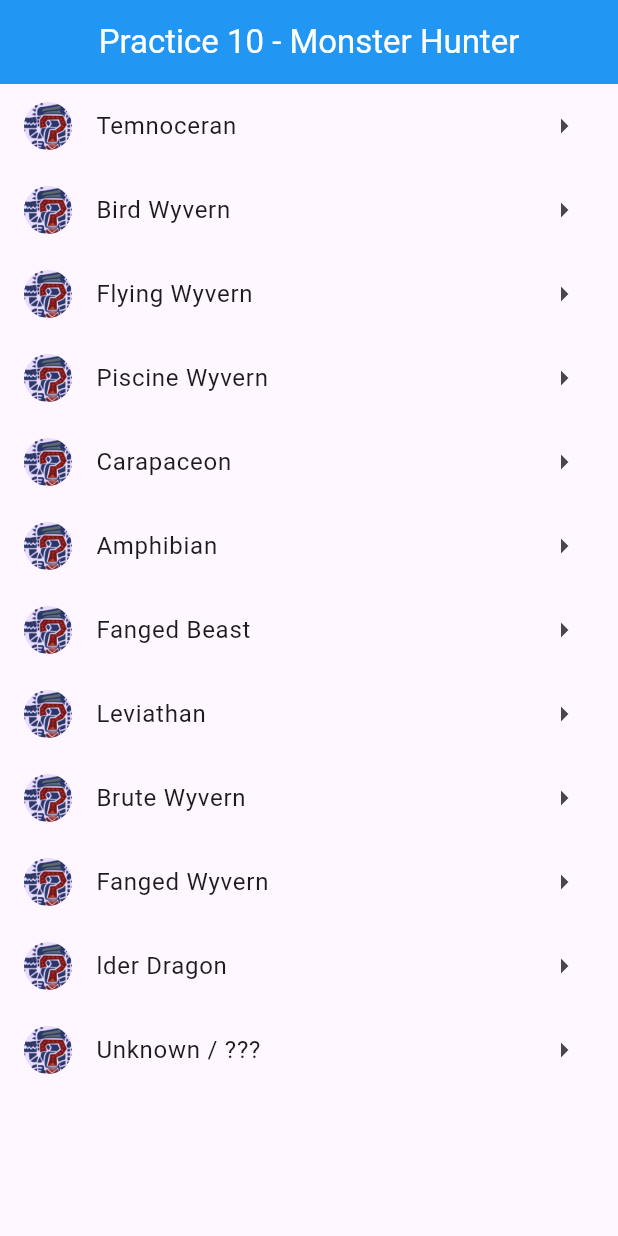
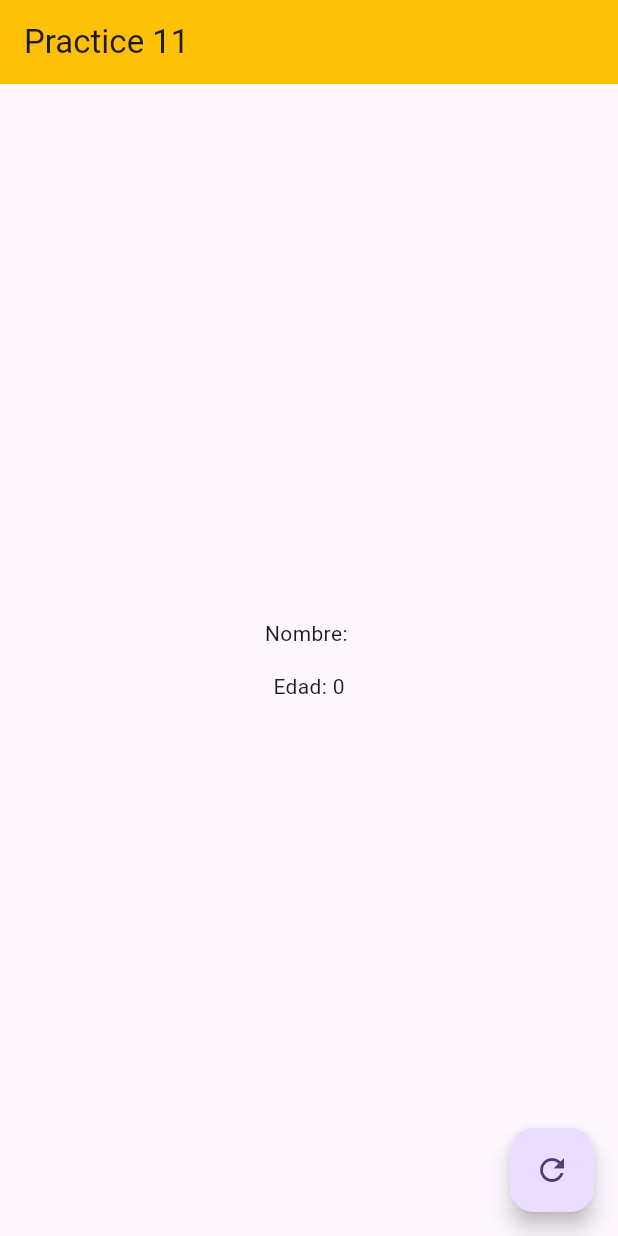
Before and after one commit to BlueMadnessVG/Flutter_CN, a Flutter app: the screen it shows after launch, on a phone screen of 412 x 824 dp. Run offline on Flutter 3.47's test engine with Material 2 defaults, Android fonts, the phone set to English and light mode, and no system bars; our stand-ins replace shared_preferences; missing offline and left inert: dart:ffi.

Commit message:
practice 11

```diff
--- a/lib/main.dart
+++ b/lib/main.dart
@@ -1,5 +1,5 @@
 import 'package:flutter/material.dart';
-import 'package:flutter_application_1/src/list_page.dart';
+import 'package:flutter_application_1/src/shared_page.dart';
 
 void main() {
   runApp(const MyApp());
@@ -32,8 +32,8 @@ class MyApp extends StatelessWidget {
         useMaterial3: true,
       ),
       debugShowCheckedModeBanner: false,
-      title: 'Practice 10',
-      home: ListPage(),
+      title: 'Practice 11',
+      home: SharedPage(),
     );
   }
 }
--- a/lib/src/list_page.dart
+++ /dev/null
@@ -1,46 +0,0 @@
-import 'package:flutter/material.dart';
-
-class ListPage extends StatelessWidget {
-  final List<String> _classMonster = [
-    'Temnoceran',
-    'Bird Wyvern',
-    'Flying Wyvern',
-    'Piscine Wyvern',
-    'Carapaceon',
-    'Amphibian',
-    'Fanged Beast',
-    'Leviathan',
-    'Brute Wyvern',
-    'Fanged Wyvern',
-    'lder Dragon',
-    'Unknown / ???'
-  ];
-
-  @override
-  Widget build(BuildContext context) {
-    return Scaffold(
-      appBar: AppBar(
-        title: Text(
-          'Practice 10 - Monster Hunter',
-          style: TextStyle(color: Colors.white),
-        ),
-        centerTitle: true,
-        backgroundColor: Colors.blue,
-      ),
-      body: ListView.builder(
-        itemCount: _classMonster.length,
-        itemBuilder: (BuildContext context, int index) {
-          return ListTile(
-            onTap: () {},
-            title: Text('${_classMonster[index]}'),
-            leading: CircleAvatar(
-              radius: 16.0,
-              backgroundImage: AssetImage('assets/img/pngaaa.com-6740592.png'),
-            ),
-            trailing: Icon(Icons.arrow_right),
-          );
-        },
-      ),
-    );
-  }
-}
--- /dev/null
+++ b/lib/src/shared_page.dart
@@ -0,0 +1,63 @@
+import 'dart:ffi';
+
+import 'package:flutter/material.dart';
+import 'package:shared_preferences/shared_preferences.dart';
+
+class SharedPage extends StatefulWidget {
+  const SharedPage({super.key});
+
+  @override
+  State<SharedPage> createState() => _SharedPageState();
+}
+
+class _SharedPageState extends State<SharedPage> {
+  int _edad = 0;
+  String _nombre = '';
+
+  _grabarDatos() async {
+    SharedPreferences pref = await SharedPreferences.getInstance();
+    pref.setInt('edad', 21);
+    pref.setString('nombre', 'Christian Armenta');
+  }
+
+  _leerDatos() async {
+    SharedPreferences pref = await SharedPreferences.getInstance();
+    _edad = pref.getInt('edad')!;
+    _nombre = pref.getString('nombre')!;
+  }
+
+  @override
+  void initState() {
+    _grabarDatos();
+    super.initState();
+  }
+
+  @override
+  Widget build(BuildContext context) {
+    return Scaffold(
+      appBar: AppBar(
+        title: Text('Practice 11'),
+        backgroundColor: Colors.amber,
+      ),
+      body: Center(
+        child: Column(
+          mainAxisAlignment: MainAxisAlignment.center,
+          children: [
+            Text('Nombre: $_nombre'),
+            SizedBox(height: 15),
+            Text('Edad: $_edad')
+          ],
+        ),
+      ),
+      floatingActionButton: FloatingActionButton(
+        onPressed: () {
+          setState(() {
+            _leerDatos();
+          });
+        },
+        tooltip: 'Refrescar',
+        child: Icon(Icons.refresh),
+      ),
+    );
+  }
+}
--- a/pubspec.yaml
+++ b/pubspec.yaml
@@ -30,6 +30,7 @@ environment:
 dependencies:
   flutter:
     sdk: flutter
+  shared_preferences: ^2.0.6
 
   # The following adds the Cupertino Icons font to your application.
   # Use with the CupertinoIcons class for iOS style icons.
```
Also changed, not shown: pubspec.lock, 1 other file.
